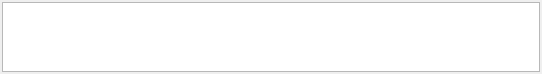
vacuum-im/vacuum-im, file Vacuum/trunk/src/plugins/Messenger/editwidget.ui: the form before one commit.
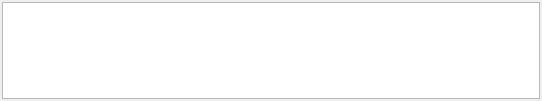
The form after the commit.

What changed in the file:
```diff
--- a/Vacuum/trunk/src/plugins/Messenger/editwidget.ui
+++ b/Vacuum/trunk/src/plugins/Messenger/editwidget.ui
@@ -6,13 +6,16 @@
     <x>0</x>
     <y>0</y>
     <width>542</width>
-    <height>66</height>
+    <height>101</height>
    </rect>
   </property>
   <property name="windowTitle" >
    <string>EditWidget</string>
   </property>
-  <layout class="QGridLayout" >
+  <layout class="QVBoxLayout" >
+   <property name="spacing" >
+    <number>0</number>
+   </property>
    <property name="leftMargin" >
     <number>2</number>
    </property>
@@ -25,16 +28,10 @@
    <property name="bottomMargin" >
     <number>2</number>
    </property>
-   <property name="horizontalSpacing" >
-    <number>0</number>
-   </property>
-   <property name="verticalSpacing" >
-    <number>0</number>
-   </property>
-   <item row="0" column="0" >
+   <item>
     <widget class="QWidget" native="1" name="wdtToolBar" />
    </item>
-   <item row="1" column="0" >
+   <item>
     <widget class="QTextEdit" name="tedEditor" />
    </item>
   </layout>
```
